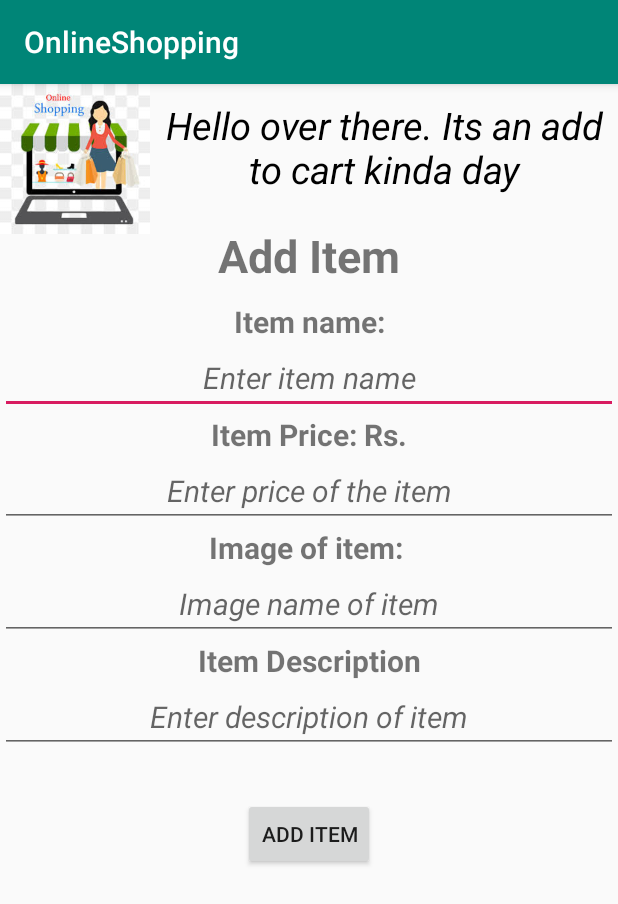
After one commit to ashimmaharjan/Online_Clothing_Shopping_App, an Android app: the add_item screen opened directly, with no data from a screen before it, on a phone screen of 412 x 824 dp. The commit adds this screen. Shown: the top 904 px of the screen. Run offline under Robolectric (Android 15) with nearby library versions, the phone set to English and light mode, and no system bars.

Commit message:
add item feature added

```diff
--- a/app/src/main/AndroidManifest.xml
+++ b/app/src/main/AndroidManifest.xml
@@ -9,7 +9,9 @@
         android:roundIcon="@mipmap/ic_launcher_round"
         android:supportsRtl="true"
         android:theme="@style/AppTheme">
-        <activity android:name=".Dashboard"></activity>
+        <activity android:name=".admin_dashboard"></activity>
+        <activity android:name=".add_item" />
+        <activity android:name=".Dashboard" />
         <activity android:name=".MainActivity">
             <intent-filter>
                 <action android:name="android.intent.action.MAIN" />
--- /dev/null
+++ b/app/src/main/java/com/example/onlineshopping/add_item.java
@@ -0,0 +1,81 @@
+package com.example.onlineshopping;
+
+import android.support.v7.app.AppCompatActivity;
+import android.os.Bundle;
+import android.text.TextUtils;
+import android.util.Log;
+import android.view.View;
+import android.widget.Button;
+import android.widget.EditText;
+import android.widget.TextView;
+import android.widget.Toast;
+
+import java.io.FileNotFoundException;
+import java.io.PrintStream;
+
+public class add_item extends AppCompatActivity {
+
+    EditText itemName,itemPrice,itemImageName,itemDesc;
+    Button btnAddItem;
+    @Override
+    protected void onCreate(Bundle savedInstanceState) {
+        super.onCreate(savedInstanceState);
+        setContentView(R.layout.activity_add_item);
+
+        itemName=findViewById(R.id.inputItemName);
+        itemPrice=findViewById(R.id.inputItemPrice);
+        itemImageName=findViewById(R.id.inputItemImageName);
+        itemDesc=findViewById(R.id.inputItemDescription);
+        btnAddItem=findViewById(R.id.addItem);
+
+        btnAddItem.setOnClickListener(new View.OnClickListener() {
+            @Override
+            public void onClick(View v) {
+
+                if(TextUtils.isEmpty(itemName.getText().toString()))
+                {
+                    itemName.setError("Please enter item name");
+                    itemName.requestFocus();
+                }
+                else if(TextUtils.isEmpty(itemPrice.getText().toString()))
+                {
+                    itemPrice.setError("Please enter price of the item");
+                    itemPrice.requestFocus();
+                }
+                else if(TextUtils.isEmpty(itemImageName.getText().toString()))
+                {
+                    itemImageName.setError("Please enter image name of the item");
+                    itemImageName.requestFocus();
+                }
+                else if (TextUtils.isEmpty(itemDesc.getText().toString()))
+                {
+                    itemDesc.setError("Please enter item description");
+                    itemDesc.requestFocus();
+                }
+                else
+                {
+                    Save();
+                }
+            }
+        });
+
+    }
+
+    private void Save()
+    {
+        try {
+            PrintStream printStream=new PrintStream(openFileOutput("items.txt",MODE_PRIVATE|MODE_APPEND));
+            printStream.println(itemName.getText().toString()+"->"+itemPrice.getText().toString()+"->"
+            +itemImageName.getText().toString()+"->"+itemDesc.getText().toString());
+            Toast.makeText(this, "Item saved to "+getFilesDir(), Toast.LENGTH_SHORT).show();
+            itemName.setText("");
+            itemPrice.setText("");
+            itemImageName.setText("");
+            itemDesc.setText("");
+        } catch (FileNotFoundException e) {
+            Log.d("Shopping App","Error" +e.toString());
+            e.printStackTrace();
+        }
+
+    }
+}
--- /dev/null
+++ b/app/src/main/res/layout/activity_add_item.xml
@@ -0,0 +1,114 @@
+<?xml version="1.0" encoding="utf-8"?>
+<RelativeLayout xmlns:android="http://schemas.android.com/apk/res/android"
+    xmlns:app="http://schemas.android.com/apk/res-auto"
+    xmlns:tools="http://schemas.android.com/tools"
+    android:layout_width="match_parent"
+    android:layout_height="match_parent"
+    tools:context=".add_item">
+
+    <ImageView
+        android:id="@+id/image"
+        android:layout_width="100dp"
+        android:layout_height="100dp"
+        android:src="@drawable/app"/>
+
+    <TextView
+        android:id="@+id/top"
+        android:layout_width="wrap_content"
+        android:layout_height="wrap_content"
+        android:layout_toRightOf="@+id/image"
+        android:textSize="25sp"
+        android:text="Hello over there. Its an add to cart kinda day"
+        android:textStyle="italic"
+        android:textAlignment="center"
+        android:layout_marginTop="10dp"
+        android:textColor="#000000"/>
+
+    <TextView
+        android:id="@+id/txtAddItem"
+        android:layout_width="match_parent"
+        android:layout_height="wrap_content"
+        android:text="Add Item"
+        android:textSize="30sp"
+        android:textStyle="bold"
+        android:layout_below="@+id/top"
+        android:textAlignment="center"
+        android:layout_marginTop="20dp"/>
+
+    <TextView
+        android:id="@+id/txtItemName"
+        android:layout_width="match_parent"
+        android:layout_height="wrap_content"
+        android:text="Item name:"
+        style="@style/TextViews"
+        android:layout_below="@+id/txtAddItem"
+        android:layout_marginTop="10dp"/>
+
+    <EditText
+        android:id="@+id/inputItemName"
+        android:layout_width="match_parent"
+        android:layout_height="wrap_content"
+        style="@style/editTexts"
+        android:hint="Enter item name"
+        android:layout_below="@+id/txtItemName"/>
+
+    <TextView
+        android:id="@+id/txtItemPrice"
+        android:layout_width="match_parent"
+        android:layout_height="wrap_content"
+        android:text="Item Price: Rs."
+        style="@style/TextViews"
+        android:layout_below="@+id/inputItemName"/>
+
+    <EditText
+        android:id="@+id/inputItemPrice"
+        android:layout_width="match_parent"
+        android:layout_height="wrap_content"
+        style="@style/editTexts"
+        android:hint="Enter price of the item"
+        android:inputType="number"
+        android:layout_below="@+id/txtItemPrice"/>
+
+    <TextView
+        android:id="@+id/txtItemImageName"
+        android:layout_width="match_parent"
+        android:layout_height="wrap_content"
+        style="@style/TextViews"
+        android:text="Image of item: "
+        android:layout_below="@+id/inputItemPrice" />
+
+    <EditText
+        android:id="@+id/inputItemImageName"
+        android:layout_width="match_parent"
+        android:layout_height="wrap_content"
+        style="@style/editTexts"
+        android:hint="Image name of item"
+        android:layout_below="@+id/txtItemImageName"/>
+
+    <TextView
+        android:id="@+id/txtItemDescription"
+        android:layout_width="match_parent"
+        android:layout_height="wrap_content"
+        style="@style/TextViews"
+        android:text="Item Description"
+        android:layout_below="@+id/inputItemImageName"/>
+
+    <EditText
+        android:id="@+id/inputItemDescription"
+        android:layout_width="match_parent"
+        android:layout_height="wrap_content"
+        style="@style/editTexts"
+        android:hint="Enter description of item"
+        android:layout_below="@+id/txtItemDescription"/>
+
+    <Button
+        android:id="@+id/addItem"
+        android:layout_width="wrap_content"
+        android:layout_height="wrap_content"
+        android:layout_below="@+id/inputItemDescription"
+        android:layout_centerHorizontal="true"
+        android:text="Add Item"
+        android:layout_marginTop="30dp"/>
+
+
+</RelativeLayout>
```
Also changed, not shown: app/src/main/java/com/example/onlineshopping/Login.java (+8 -1 lines), app/src/main/java/com/example/onlineshopping/admin_dashboard.java (added, +63 -0 lines), app/src/main/res/layout/activity_admin_dashboard.xml (added, +57 -0 lines), app/src/main/res/layout/fragment_login.xml (+10 -0 lines).
